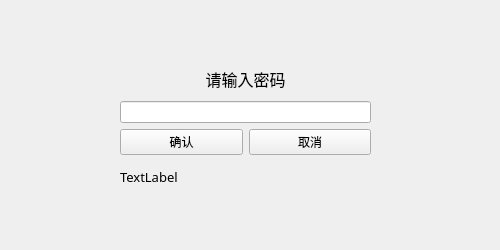
This is password.ui in FujouHisui/libraryProject as Qt 5 draws it before an edit. The edited form follows.
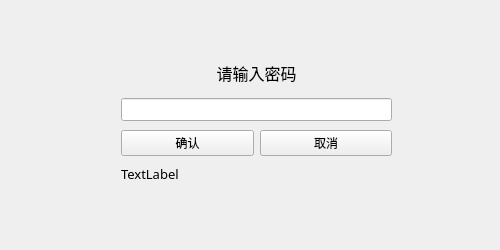
This is the edited form.

```diff
--- a/password.ui
+++ b/password.ui
@@ -13,18 +13,34 @@
   <property name="windowTitle">
    <string>Form</string>
   </property>
-  <widget class="QWidget" name="">
+  <widget class="QLabel" name="label_2">
    <property name="geometry">
     <rect>
-     <x>120</x>
-     <y>62</y>
-     <width>251</width>
-     <height>131</height>
+     <x>121</x>
+     <y>165</y>
+     <width>271</width>
+     <height>17</height>
     </rect>
    </property>
-   <layout class="QVBoxLayout" name="verticalLayout">
-    <item>
+   <property name="font">
+    <font>
+     <family>黑体</family>
+     <pointsize>10</pointsize>
+    </font>
+   </property>
+   <property name="text">
+    <string>TextLabel</string>
+   </property>
+  </widget>
      <widget class="QLabel" name="label">
+   <property name="geometry">
+    <rect>
+     <x>121</x>
+     <y>63</y>
+     <width>271</width>
+     <height>20</height>
+    </rect>
+   </property>
       <property name="font">
        <font>
         <family>黑体</family>
@@ -38,15 +54,15 @@
        <set>Qt::AlignCenter</set>
       </property>
      </widget>
-    </item>
-    <item>
-     <widget class="QLineEdit" name="lineEdit">
-      <property name="echoMode">
-       <enum>QLineEdit::Password</enum>
-      </property>
-     </widget>
-    </item>
-    <item>
+  <widget class="QWidget" name="layoutWidget">
+   <property name="geometry">
+    <rect>
+     <x>121</x>
+     <y>128</y>
+     <width>271</width>
+     <height>30</height>
+    </rect>
+   </property>
      <layout class="QHBoxLayout" name="horizontalLayout">
       <item>
        <widget class="QPushButton" name="pushButton">
@@ -63,21 +79,19 @@
        </widget>
       </item>
      </layout>
-    </item>
-    <item>
-     <widget class="QLabel" name="label_2">
-      <property name="font">
-       <font>
-        <family>黑体</family>
-        <pointsize>10</pointsize>
-       </font>
-      </property>
-      <property name="text">
-       <string>TextLabel</string>
-      </property>
-     </widget>
-    </item>
-   </layout>
+  </widget>
+  <widget class="QLineEdit" name="lineEdit">
+   <property name="geometry">
+    <rect>
+     <x>121</x>
+     <y>98</y>
+     <width>271</width>
+     <height>23</height>
+    </rect>
+   </property>
+   <property name="echoMode">
+    <enum>QLineEdit::Password</enum>
+   </property>
   </widget>
  </widget>
  <resources/>
```
Lines whose indentation alone changed are shown as unchanged.
